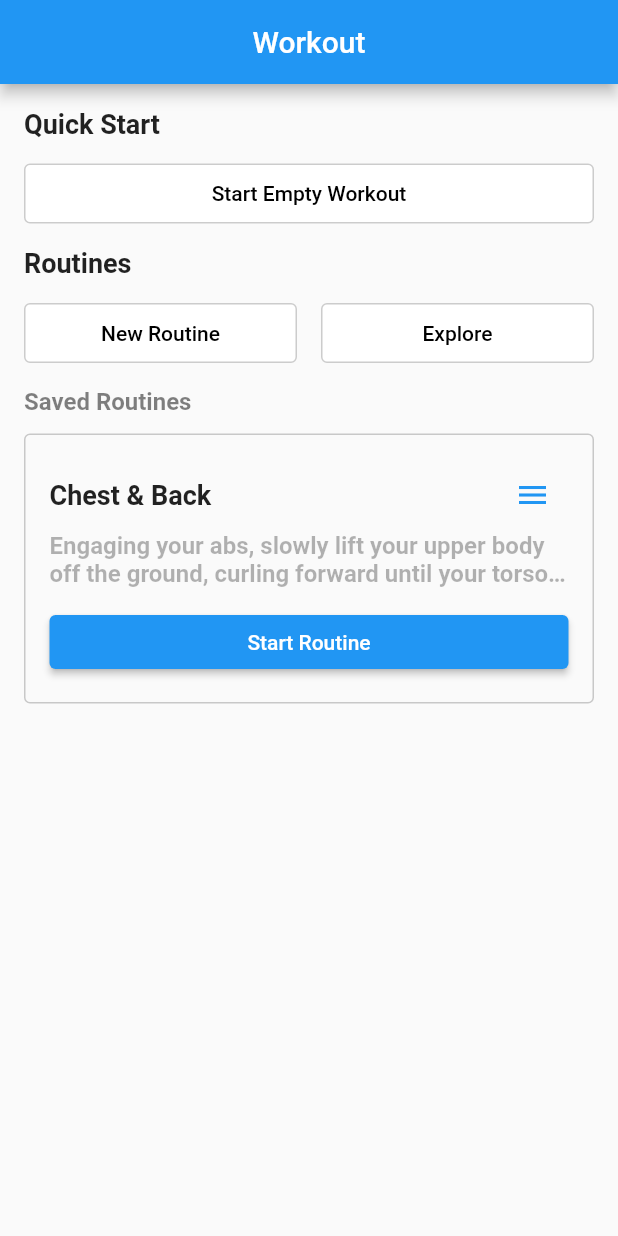
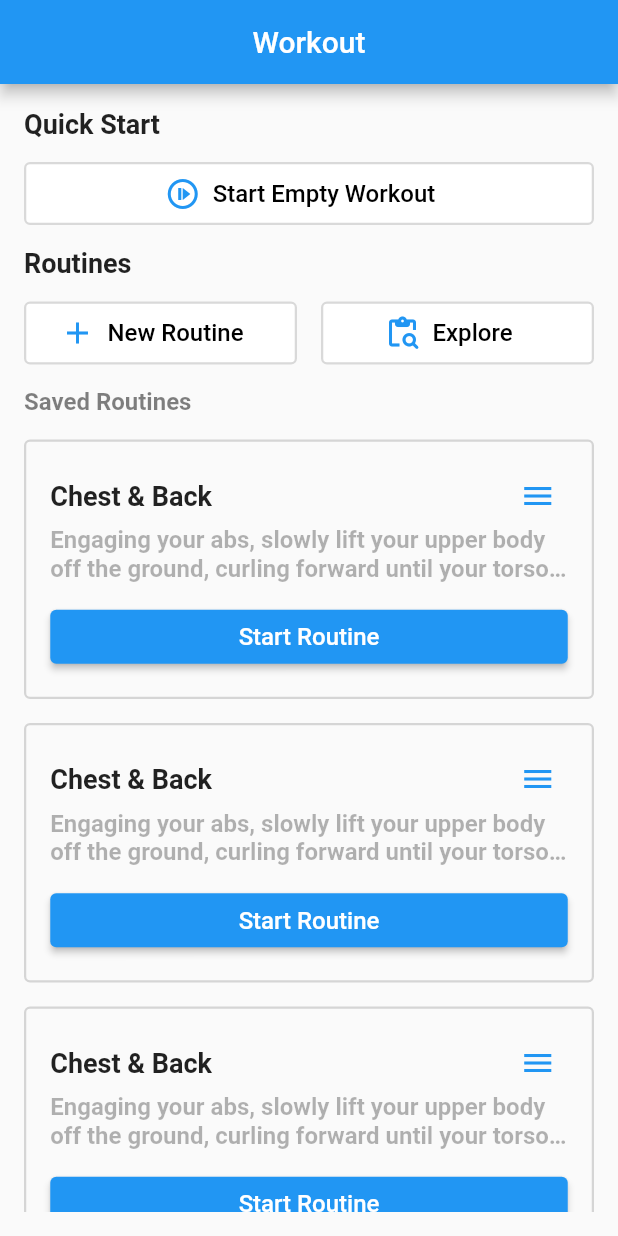
Before and after one commit to Dola1122/Gymawi, a Flutter app: the screen it shows after launch, on a phone screen of 412 x 824 dp. Run offline on Flutter 3.47's test engine with Material 2 defaults, Android fonts, the phone set to English and light mode, and no system bars.

Commit message:
workout screen : complete the routine widget & separate buttons to WhiteCustomButton

```diff
--- /dev/null
+++ b/lib/view/widgets/custom_buttons.dart
@@ -0,0 +1,53 @@
+import 'package:flutter/material.dart';
+
+class WhiteCustomButton extends StatelessWidget {
+  WhiteCustomButton({
+    super.key,
+    required this.text,
+    required this.width,
+    required this.icon,
+  });
+
+  double width;
+  String text;
+  IconData icon;
+
+  @override
+  Widget build(BuildContext context) {
+    return ElevatedButton(
+      style: ElevatedButton.styleFrom(
+        padding: EdgeInsets.zero,
+        fixedSize: Size(width, 42),
+        backgroundColor: Colors.white,
+        foregroundColor: Colors.grey,
+        side: BorderSide(
+          color: Colors.black.withOpacity(0.15),
+          width: 1.5,
+        ),
+        shape: RoundedRectangleBorder(borderRadius: BorderRadius.circular(4)),
+        elevation: 0,
+      ),
+      onPressed: () {},
+      child: Row(
+        mainAxisAlignment: MainAxisAlignment.center,
+        children: [
+          Icon(
+            icon,
+            color: Colors.blue,
+          ),
+          SizedBox(
+            width: 8,
+          ),
+          Text(
+            text,
+            style: TextStyle(
+                color: Colors.black, fontSize: 16, fontWeight: FontWeight.w500),
+          ),
+          SizedBox(
+            width: 12,
+          ),
+        ],
+      ),
+    );
+  }
+}
--- a/lib/view/workout_screen.dart
+++ b/lib/view/workout_screen.dart
@@ -1,4 +1,5 @@
 import 'package:flutter/material.dart';
+import 'package:gymawi/view/widgets/custom_buttons.dart';
 
 class WorkoutScreen extends StatelessWidget {
   const WorkoutScreen({Key? key}) : super(key: key);
@@ -12,6 +13,7 @@ class WorkoutScreen extends StatelessWidget {
       ),
       body: Container(
         padding: EdgeInsets.all(16),
+        child: SingleChildScrollView(
           child: Column(
             mainAxisAlignment: MainAxisAlignment.start,
             crossAxisAlignment: CrossAxisAlignment.start,
@@ -26,23 +28,10 @@ class WorkoutScreen extends StatelessWidget {
               SizedBox(
                 height: 12,
               ),
-            ElevatedButton(
-              style: ElevatedButton.styleFrom(
-                  fixedSize: Size(double.maxFinite, 40),
-                  backgroundColor: Colors.white,
-                  foregroundColor: Colors.grey,
-                  side: BorderSide(
-                    color: Colors.black.withOpacity(0.2),
-                    width: 1,
-                  ),
-                  shape: RoundedRectangleBorder(
-                      borderRadius: BorderRadius.circular(4)),
-                  elevation: 0),
-              onPressed: () {},
-              child: Text(
-                "Start Empty Workout",
-                style: TextStyle(color: Colors.black),
-              ),
+              WhiteCustomButton(
+                width: double.maxFinite,
+                icon: Icons.not_started_outlined,
+                text: "Start Empty Workout",
               ),
               SizedBox(
                 height: 12,
@@ -60,50 +49,20 @@ class WorkoutScreen extends StatelessWidget {
               Row(
                 children: [
                   Expanded(
-                  child: ElevatedButton(
-                    style: ElevatedButton.styleFrom(
-                      fixedSize: Size(double.maxFinite, 40),
-                      backgroundColor: Colors.white,
-                      foregroundColor: Colors.grey,
-                      side: BorderSide(
-                        color: Colors.black.withOpacity(0.2),
-                        width: 1,
-                      ),
-                      shape: RoundedRectangleBorder(
-                        borderRadius: BorderRadius.circular(4),
-                      ),
-                      elevation: 0,
-                    ),
-                    onPressed: () {},
-                    child: Text(
-                      "New Routine",
-                      style: TextStyle(color: Colors.black),
-                    ),
+                    child: WhiteCustomButton(
+                      width: double.maxFinite,
+                      icon: Icons.add,
+                      text: "New Routine",
                     ),
                   ),
                   SizedBox(
                     width: 16,
                   ),
                   Expanded(
-                  child: ElevatedButton(
-                    style: ElevatedButton.styleFrom(
-                      fixedSize: const Size(double.maxFinite, 40),
-                      backgroundColor: Colors.white,
-                      foregroundColor: Colors.grey,
-                      side: BorderSide(
-                        color: Colors.black.withOpacity(0.2),
-                        width: 1,
-                      ),
-                      shape: RoundedRectangleBorder(
-                        borderRadius: BorderRadius.circular(4),
-                      ),
-                      elevation: 0,
-                    ),
-                    onPressed: () {},
-                    child: Text(
-                      "Explore",
-                      style: TextStyle(color: Colors.black),
-                    ),
+                    child: WhiteCustomButton(
+                      text: "Explore",
+                      width: double.maxFinite,
+                      icon: Icons.content_paste_search_rounded,
                     ),
                   ),
                 ],
@@ -119,16 +78,57 @@ class WorkoutScreen extends StatelessWidget {
                     color: Colors.black.withOpacity(0.5)),
               ),
               SizedBox(
-              height: 12,
+                height: 16,
               ),
-            Container(
+              RoutineWidget(
+                routineTitle: "Chest & Back",
+                routineDescription:
+                    "Engaging your abs, slowly lift your upper body off the ground, curling forward until your torso is at a 45-degree angle.",
+              ),
+              SizedBox(
+                height: 16,
+              ),
+              RoutineWidget(
+                routineTitle: "Chest & Back",
+                routineDescription:
+                    "Engaging your abs, slowly lift your upper body off the ground, curling forward until your torso is at a 45-degree angle.",
+              ),
+              SizedBox(
+                height: 16,
+              ),
+              RoutineWidget(
+                routineTitle: "Chest & Back",
+                routineDescription:
+                    "Engaging your abs, slowly lift your upper body off the ground, curling forward until your torso is at a 45-degree angle.",
+              ),
+            ],
+          ),
+        ),
+      ),
+    );
+  }
+}
+
+class RoutineWidget extends StatelessWidget {
+  RoutineWidget({
+    super.key,
+    required this.routineTitle,
+    required this.routineDescription,
+  });
+
+  String routineTitle;
+  String routineDescription;
+
+  @override
+  Widget build(BuildContext context) {
+    return Container(
       padding: EdgeInsets.all(16),
       decoration: BoxDecoration(
         borderRadius: BorderRadius.circular(4),
         border: Border.fromBorderSide(
           BorderSide(
-                    color: Colors.black.withOpacity(0.2),
-                    width: 1,
+            color: Colors.black.withOpacity(0.15),
+            width: 1.5,
           ),
         ),
       ),
@@ -139,33 +139,47 @@ class WorkoutScreen extends StatelessWidget {
             mainAxisAlignment: MainAxisAlignment.spaceBetween,
             children: [
               Text(
-                        "Chest & Back",
+                routineTitle,
                 style: TextStyle(
                   fontSize: 18,
                   fontWeight: FontWeight.bold,
                 ),
               ),
-                      IconButton(onPressed: () {}, icon: Icon(Icons.menu,color: Colors.blue,))
+              SizedBox(
+                height: 40,
+                width: 40,
+                child: IconButton(
+                    splashRadius: 20,
+                    onPressed: () {},
+                    icon: Icon(
+                      Icons.menu,
+                      color: Colors.blue,
+                    )),
+              )
             ],
           ),
           Text(
-                    "Engaging your abs, slowly lift your upper body off the ground, curling forward until your torso is at a 45-degree angle.",
+            routineDescription,
             style: TextStyle(
               fontSize: 16,
-                        fontWeight: FontWeight.bold,
-                        color: Colors.black.withOpacity(0.3),),
+              fontWeight: FontWeight.w600,
+              color: Colors.black.withOpacity(0.3),
+            ),
             maxLines: 2,
             overflow: TextOverflow.ellipsis,
           ),
           SizedBox(
             height: 12,
           ),
-                  ElevatedButton(style: ElevatedButton.styleFrom(fixedSize: Size(double.maxFinite, 35)),onPressed: (){}, child: Text("Start Routine"))
+          ElevatedButton(
+              style: ElevatedButton.styleFrom(
+                  fixedSize: Size(double.maxFinite, 35)),
+              onPressed: () {},
+              child: Text(
+                "Start Routine",
+                style: TextStyle(fontSize: 16, fontWeight: FontWeight.w500),
+              ))
         ],
-              ),
-            )
-          ],
-        ),
       ),
     );
   }
```
Also changed, not shown: lib/view/widgets/custom_button.dart (deleted). Lines whose indentation alone changed are shown as unchanged.
